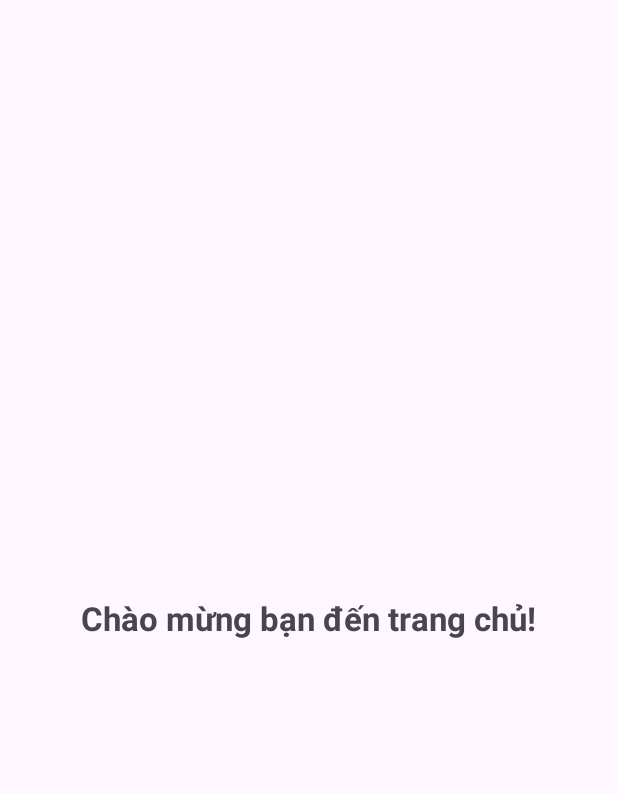
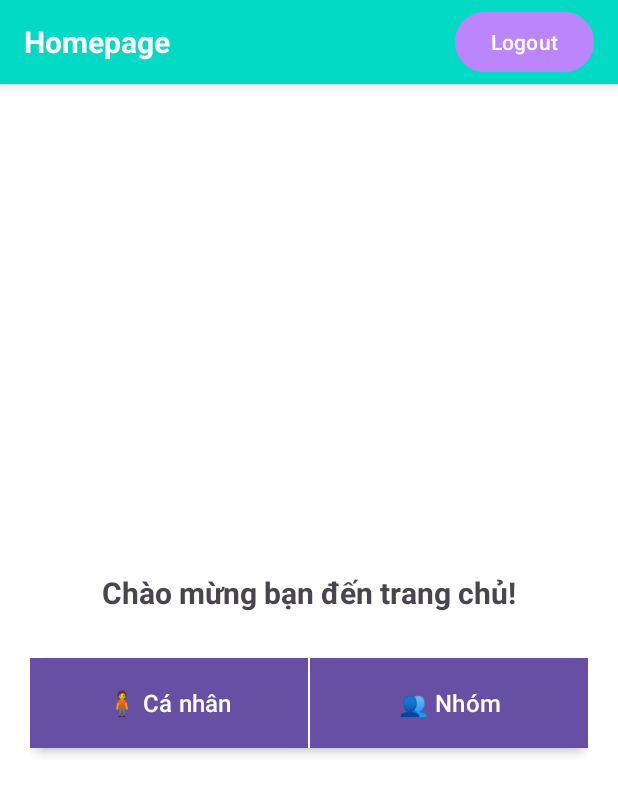
Before and after one commit to Solozyyy/btl_andr, an Android app: the HomeActivity screen opened directly, with no data from a screen before it, on a phone screen of 412 x 824 dp. Shown: the top 794 px of the screen. Run offline under Robolectric (Android 15) with nearby library versions, the phone set to English and light mode, and no system bars.

Commit message:
update homepage, divide UI in two side

```diff
--- a/app/src/main/AndroidManifest.xml
+++ b/app/src/main/AndroidManifest.xml
@@ -18,6 +18,9 @@
         <activity android:name=".RegisterActivity" />
         <activity android:name=".MainActivity"/>
         <activity android:name=".EventDetailActivity" />
+        <activity android:name=".PersonalTaskActivity" />
+        <activity android:name=".GroupTaskActivity" />
+        <activity android:name=".AddPersonalTaskActivity" />
         <activity
             android:name=".LoginActivity"
             android:exported="true">
--- a/app/src/main/java/com/example/btlandr/HomeActivity.java
+++ b/app/src/main/java/com/example/btlandr/HomeActivity.java
@@ -1,7 +1,8 @@
 package com.example.btlandr;
 
+import android.content.Intent;
 import android.os.Bundle;
-import android.widget.TextView;
+import android.widget.Button;
 import androidx.appcompat.app.AppCompatActivity;
 
 public class HomeActivity extends AppCompatActivity {
@@ -10,7 +11,19 @@ public class HomeActivity extends AppCompatActivity {
         super.onCreate(savedInstanceState);
         setContentView(R.layout.home);
 
-        TextView tv = findViewById(R.id.tvWelcome);
-        tv.setText("Chào mừng bạn đến trang chủ!");
+        Button btnPersonal = findViewById(R.id.btnPersonal);
+        Button btnGroup = findViewById(R.id.btnGroup);
+
+        // Chuyển sang màn task cá nhân
+        btnPersonal.setOnClickListener(v -> {
+            Intent i = new Intent(HomeActivity.this, PersonalTaskActivity.class);
+            startActivity(i);
+        });
+
+        // Chuyển sang màn task nhóm
+        btnGroup.setOnClickListener(v -> {
+            Intent i = new Intent(HomeActivity.this, GroupTaskActivity.class);
+            startActivity(i);
+        });
     }
 }
--- a/app/src/main/java/com/example/btlandr/LoginActivity.java
+++ b/app/src/main/java/com/example/btlandr/LoginActivity.java
@@ -39,7 +39,8 @@ public class LoginActivity extends AppCompatActivity {
             auth.signInWithEmailAndPassword(email, pass)
             .addOnSuccessListener(result -> {
                 Toast.makeText(this, "Đăng nhập thành công!", Toast.LENGTH_SHORT).show();
-                startActivity(new Intent(this, ScheduleActivity.class));
+                startActivity(new Intent(this, MainActivity.class));
+//                startActivity(new Intent(this, ScheduleActivity.class));
                 finish();
             })
             .addOnFailureListener(e -> {
--- /dev/null
+++ b/app/src/main/res/drawable/outline_add_circle_24.xml
@@ -0,0 +1,5 @@
+<vector xmlns:android="http://schemas.android.com/apk/res/android" android:height="24dp" android:tint="#000000" android:viewportHeight="960" android:viewportWidth="960" android:width="24dp">
+
+    <path android:fillColor="@android:color/white" android:pathData="M440,680L520,680L520,520L680,520L680,440L520,440L520,280L440,280L440,440L280,440L280,520L440,520L440,680ZM480,880Q397,880 324,848.5Q251,817 197,763Q143,709 111.5,636Q80,563 80,480Q80,397 111.5,324Q143,251 197,197Q251,143 324,111.5Q397,80 480,80Q563,80 636,111.5Q709,143 763,197Q817,251 848.5,324Q880,397 880,480Q880,563 848.5,636Q817,709 763,763Q709,817 636,848.5Q563,880 480,880ZM480,800Q614,800 707,707Q800,614 800,480Q800,346 707,253Q614,160 480,160Q346,160 253,253Q160,346 160,480Q160,614 253,707Q346,800 480,800ZM480,480Q480,480 480,480Q480,480 480,480Q480,480 480,480Q480,480 480,480Q480,480 480,480Q480,480 480,480Q480,480 480,480Q480,480 480,480Z"/>
+
+</vector>
--- /dev/null
+++ b/app/src/main/res/drawable/rounded_border.xml
@@ -0,0 +1,6 @@
+<?xml version="1.0" encoding="utf-8"?>
+<shape xmlns:android="http://schemas.android.com/apk/res/android"
+    android:shape="rectangle">
+    <corners android:radius="12dp"/>
+    <solid android:color="#EEEEEE"/>
+</shape>
--- /dev/null
+++ b/app/src/main/res/layout/fragment_home.xml
@@ -0,0 +1,6 @@
+<TextView xmlns:android="http://schemas.android.com/apk/res/android"
+    android:layout_width="match_parent"
+    android:layout_height="match_parent"
+    android:gravity="center"
+    android:text="Đây là nội dung trang Home"
+    android:textSize="18sp"/>
--- a/app/src/main/res/layout/home.xml
+++ b/app/src/main/res/layout/home.xml
@@ -1,16 +1,91 @@
 <?xml version="1.0" encoding="utf-8"?>
 <LinearLayout xmlns:android="http://schemas.android.com/apk/res/android"
+    xmlns:app="http://schemas.android.com/apk/res-auto"
+    android:orientation="vertical"
     android:layout_width="match_parent"
     android:layout_height="match_parent"
-    android:gravity="center"
-    android:orientation="vertical">
+    android:background="#FFFFFF">
 
-    <TextView
-        android:id="@+id/tvWelcome"
-        android:layout_width="wrap_content"
-        android:layout_height="wrap_content"
-        android:text="Welcome!"
-        android:textSize="22sp"
-        android:textStyle="bold" />
+    <!-- 🔹 Navbar cố định -->
+    <LinearLayout
+        android:id="@+id/navbar"
+        android:layout_width="match_parent"
+        android:layout_height="56dp"
+        android:orientation="horizontal"
+        android:background="#03DAC5"
+        android:gravity="center_vertical"
+        android:paddingHorizontal="16dp"
+        android:elevation="6dp">
 
+        <TextView
+            android:id="@+id/tvTitle"
+            android:layout_width="0dp"
+            android:layout_height="wrap_content"
+            android:layout_weight="1"
+            android:text="Homepage"
+            android:textSize="20sp"
+            android:textColor="@android:color/white"
+            android:textStyle="bold" />
+
+        <Button
+            android:id="@+id/btnLogout"
+            android:layout_width="wrap_content"
+            android:layout_height="wrap_content"
+            android:text="Logout"
+            android:backgroundTint="#BB86FC"
+            android:textColor="@android:color/white" />
+    </LinearLayout>
+
+    <!-- 🔹 Nội dung chính: 2 nút chia đôi -->
+    <LinearLayout
+        android:layout_width="match_parent"
+        android:layout_height="match_parent"
+        android:orientation="vertical"
+        android:gravity="center"
+        android:padding="20dp">
+
+        <TextView
+            android:id="@+id/tvWelcome"
+            android:layout_width="wrap_content"
+            android:layout_height="wrap_content"
+            android:text="Chào mừng bạn đến trang chủ!"
+            android:textSize="20sp"
+            android:textStyle="bold"
+            android:layout_marginBottom="30dp"/>
+
+        <!-- Nút chia đôi -->
+        <LinearLayout
+            android:layout_width="match_parent"
+            android:layout_height="60dp"
+            android:orientation="horizontal"
+            android:background="@drawable/rounded_border"
+            android:elevation="4dp">
+
+            <Button
+                android:id="@+id/btnPersonal"
+                android:layout_width="0dp"
+                android:layout_height="match_parent"
+                android:layout_weight="1"
+                android:text="🧍 Cá nhân"
+                android:textSize="16sp"
+                android:background="#03DAC5"
+                android:textColor="@android:color/white"/>
+
+            <View
+                android:layout_width="1dp"
+                android:layout_height="match_parent"
+                android:background="#FFFFFF"/>
+
+            <Button
+                android:id="@+id/btnGroup"
+                android:layout_width="0dp"
+                android:layout_height="match_parent"
+                android:layout_weight="1"
+                android:text="👥 Nhóm"
+                android:textSize="16sp"
+                android:background="#BB86FC"
+                android:textColor="@android:color/white"/>
+        </LinearLayout>
+
+    </LinearLayout>
 </LinearLayout>
```
Also changed, not shown: app/src/main/java/com/example/btlandr/AddPersonalTaskActivity.java (added, +101 -0 lines), app/src/main/java/com/example/btlandr/GroupTaskActivity.java (added, +12 -0 lines), app/src/main/java/com/example/btlandr/HomeFragment.java (added, +15 -0 lines), app/src/main/java/com/example/btlandr/MainActivity.java (+17 -12 lines), app/src/main/java/com/example/btlandr/PersonalTaskActivity.java (added, +95 -0 lines), app/src/main/res/layout/activity_add_personal_task.xml (added, +47 -0 lines), app/src/main/res/layout/activity_group_task.xml (added, +7 -0 lines), app/src/main/res/layout/activity_main.xml (+36 -13 lines), app/src/main/res/layout/activity_personal_task.xml (added, +30 -0 lines).
